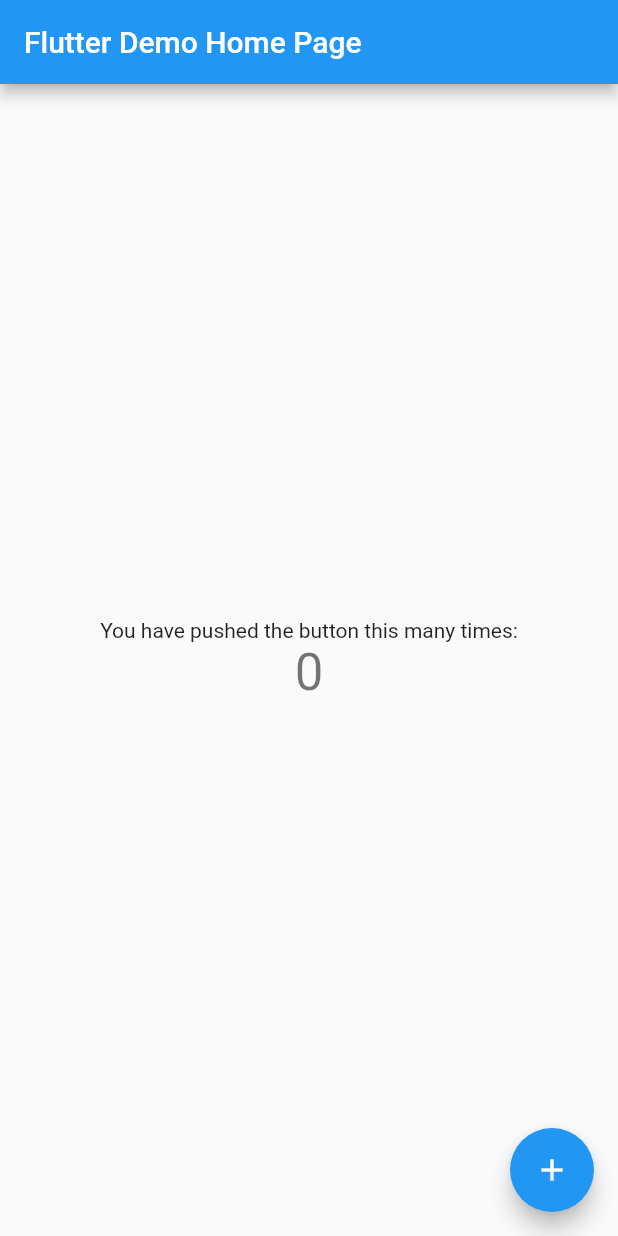
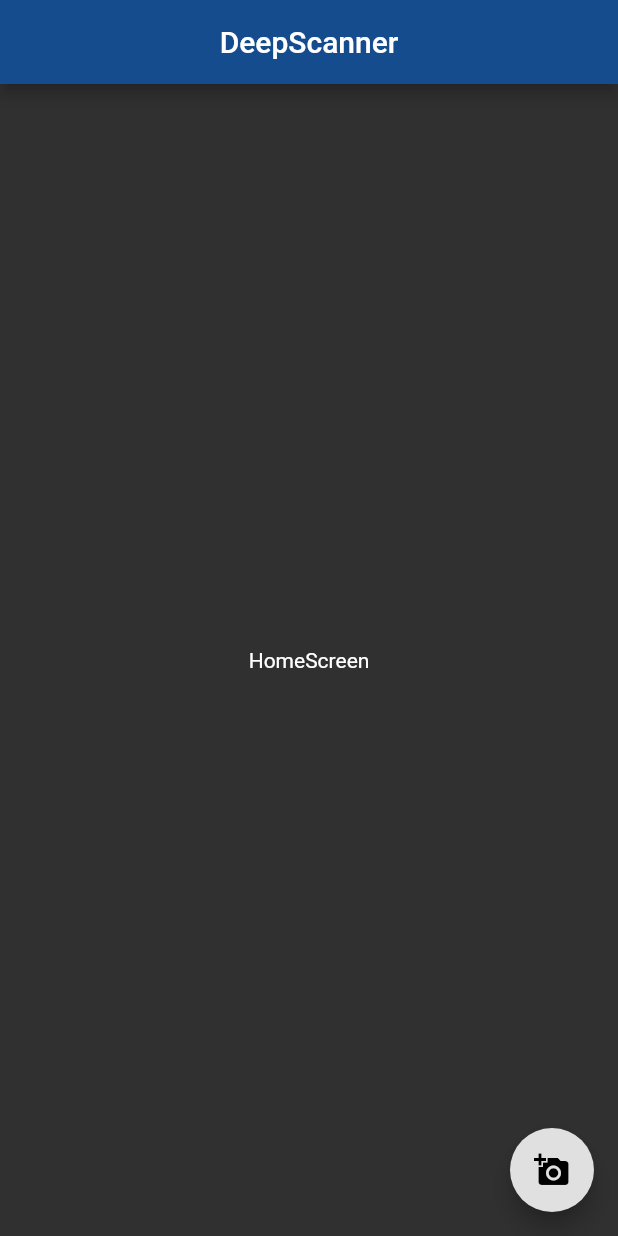
Before and after one commit to wysockipiotr/deep-scanner, a Flutter app: the screen it shows after launch, on a phone screen of 412 x 824 dp. Run offline on Flutter 3.47's test engine with Material 2 defaults, Android fonts, the phone set to English and light mode, and no system bars.

Commit message:
Customize theme colors, add home screen

```diff
--- /dev/null
+++ b/app/deep_scanner/lib/config.dart
@@ -0,0 +1,6 @@
+import 'package:flutter/material.dart';
+import 'package:flutter/widgets.dart';
+
+const appTitle = "DeepScanner";
+const primaryColor = const Color.fromRGBO(21, 76, 141, 1.0);
+final accentColor = Colors.grey[300];
--- a/app/deep_scanner/lib/main.dart
+++ b/app/deep_scanner/lib/main.dart
@@ -1,111 +1,20 @@
+import 'package:deep_scanner/config.dart' as config;
+import 'package:deep_scanner/screens/home.dart';
 import 'package:flutter/material.dart';
 
-void main() => runApp(MyApp());
+void main() => runApp(DeepScannerApp());
 
-class MyApp extends StatelessWidget {
-  // This widget is the root of your application.
+class DeepScannerApp extends StatelessWidget {
   @override
   Widget build(BuildContext context) {
     return MaterialApp(
-      title: 'Flutter Demo',
+      title: config.appTitle,
       theme: ThemeData(
-        // This is the theme of your application.
-        //
-        // Try running your application with "flutter run". You'll see the
-        // application has a blue toolbar. Then, without quitting the app, try
-        // changing the primarySwatch below to Colors.green and then invoke
-        // "hot reload" (press "r" in the console where you ran "flutter run",
-        // or simply save your changes to "hot reload" in a Flutter IDE).
-        // Notice that the counter didn't reset back to zero; the application
-        // is not restarted.
-        primarySwatch: Colors.blue,
+        primaryColor: config.primaryColor,
+        accentColor: config.accentColor,
+        brightness: Brightness.dark,
       ),
-      home: MyHomePage(title: 'Flutter Demo Home Page'),
+      home: HomeScreen(),
     );
   }
 }
-
-class MyHomePage extends StatefulWidget {
-  MyHomePage({Key key, this.title}) : super(key: key);
-
-  // This widget is the home page of your application. It is stateful, meaning
-  // that it has a State object (defined below) that contains fields that affect
-  // how it looks.
-
-  // This class is the configuration for the state. It holds the values (in this
-  // case the title) provided by the parent (in this case the App widget) and
-  // used by the build method of the State. Fields in a Widget subclass are
-  // always marked "final".
-
-  final String title;
-
-  @override
-  _MyHomePageState createState() => _MyHomePageState();
-}
-
-class _MyHomePageState extends State<MyHomePage> {
-  int _counter = 0;
-
-  void _incrementCounter() {
-    setState(() {
-      // This call to setState tells the Flutter framework that something has
-      // changed in this State, which causes it to rerun the build method below
-      // so that the display can reflect the updated values. If we changed
-      // _counter without calling setState(), then the build method would not be
-      // called again, and so nothing would appear to happen.
-      _counter++;
-    });
-  }
-
-  @override
-  Widget build(BuildContext context) {
-    // This method is rerun every time setState is called, for instance as done
-    // by the _incrementCounter method above.
-    //
-    // The Flutter framework has been optimized to make rerunning build methods
-    // fast, so that you can just rebuild anything that needs updating rather
-    // than having to individually change instances of widgets.
-    return Scaffold(
-      appBar: AppBar(
-        // Here we take the value from the MyHomePage object that was created by
-        // the App.build method, and use it to set our appbar title.
-        title: Text(widget.title),
-      ),
-      body: Center(
-        // Center is a layout widget. It takes a single child and positions it
-        // in the middle of the parent.
-        child: Column(
-          // Column is also a layout widget. It takes a list of children and
-          // arranges them vertically. By default, it sizes itself to fit its
-          // children horizontally, and tries to be as tall as its parent.
-          //
-          // Invoke "debug painting" (press "p" in the console, choose the
-          // "Toggle Debug Paint" action from the Flutter Inspector in Android
-          // Studio, or the "Toggle Debug Paint" command in Visual Studio Code)
-          // to see the wireframe for each widget.
-          //
-          // Column has various properties to control how it sizes itself and
-          // how it positions its children. Here we use mainAxisAlignment to
-          // center the children vertically; the main axis here is the vertical
-          // axis because Columns are vertical (the cross axis would be
-          // horizontal).
-          mainAxisAlignment: MainAxisAlignment.center,
-          children: <Widget>[
-            Text(
-              'You have pushed the button this many times:',
-            ),
-            Text(
-              '$_counter',
-              style: Theme.of(context).textTheme.display1,
-            ),
-          ],
-        ),
-      ),
-      floatingActionButton: FloatingActionButton(
-        onPressed: _incrementCounter,
-        tooltip: 'Increment',
-        child: Icon(Icons.add),
-      ), // This trailing comma makes auto-formatting nicer for build methods.
-    );
-  }
-}
--- /dev/null
+++ b/app/deep_scanner/lib/screens/home.dart
@@ -0,0 +1,21 @@
+import 'package:deep_scanner/config.dart' as config;
+import 'package:flutter/material.dart';
+import 'package:flutter/widgets.dart';
+
+class HomeScreen extends StatelessWidget {
+  @override
+  Widget build(BuildContext context) {
+    return Scaffold(
+      appBar: AppBar(
+        title: Text(config.appTitle),
+        centerTitle: true,
+      ),
+      body: Center(child: Text("HomeScreen"),),
+      floatingActionButton: FloatingActionButton(
+        onPressed: () {},
+        child: Icon(Icons.add_a_photo),
+        tooltip: "Pick image",
+      ),
+    );
+  }
+}
```
Also changed, not shown: 1 other file.
